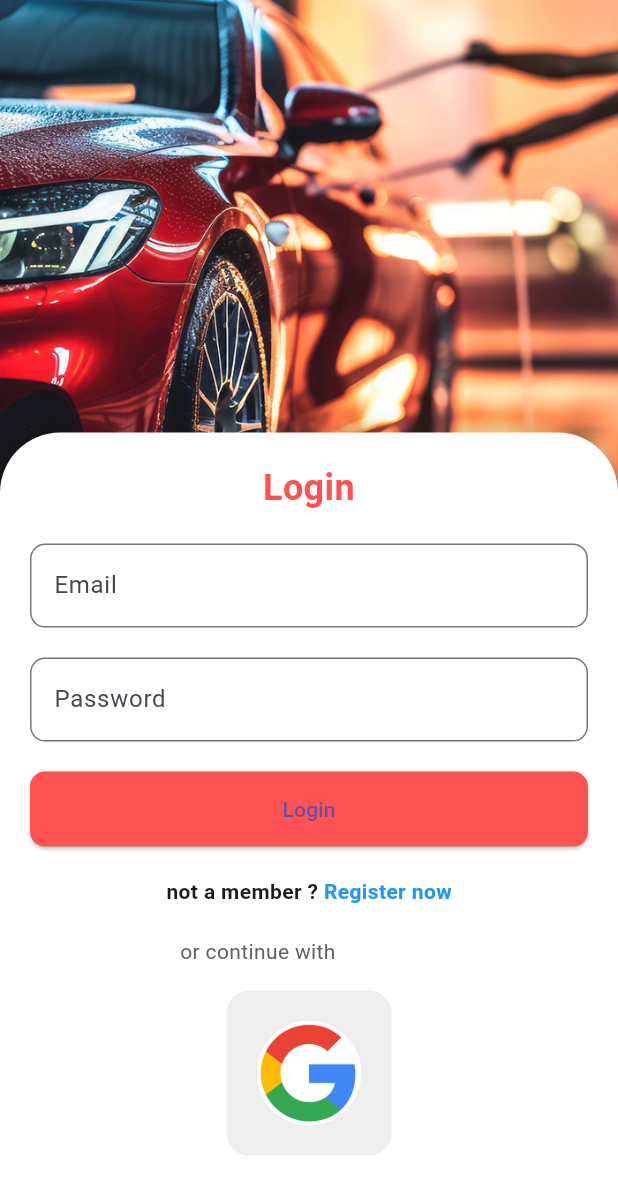
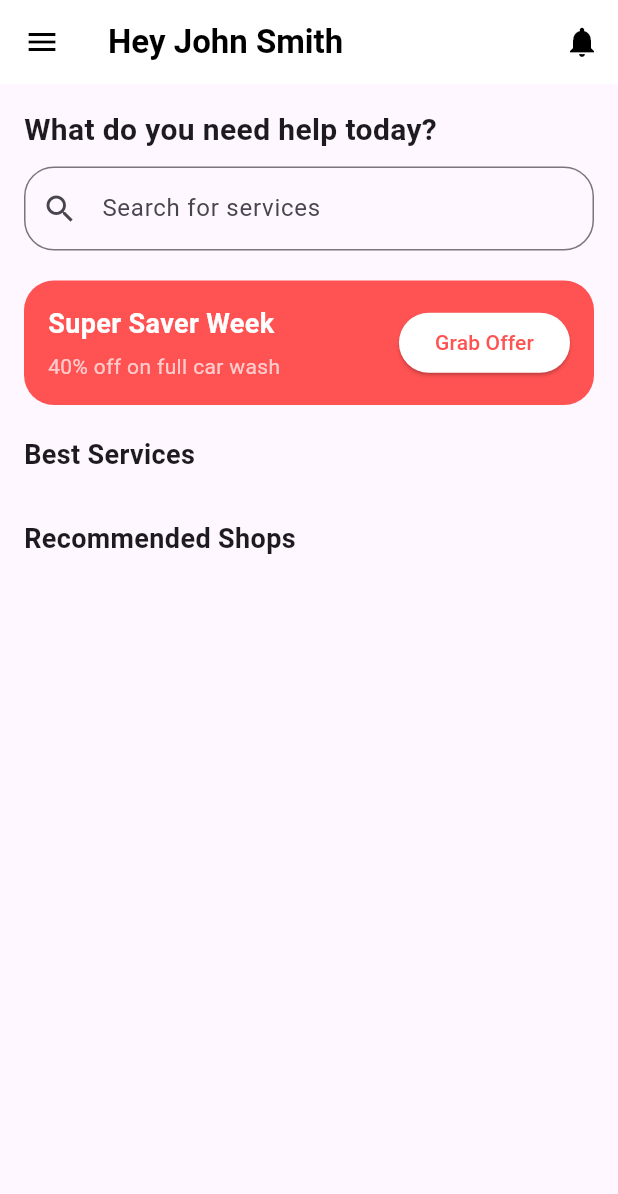
Before and after one commit to thembu/car_wash, a Flutter app: the screen it shows after launch, after a tap on "Login", on a phone screen of 412 x 824 dp. Shown: the top 1194 px of the screen. Run offline on Flutter 3.47's test engine with Material 3 defaults, Android fonts, the phone set to English and light mode, and no system bars; our stand-ins replace animated_splash_screen, image_picker.

Commit message:
skeleton for what we need

```diff
--- a/lib/main.dart
+++ b/lib/main.dart
@@ -1,6 +1,12 @@
-import 'package:car_wash/views/login_view.dart';
-import 'package:car_wash/views/register_view.dart';
+import 'package:car_wash/views/Front-End-Authentication/Registration_option.dart';
+import 'package:car_wash/views/Front-End-Authentication/car_wash_registration.dart';
+import 'package:car_wash/views/Front-End-Authentication/client_register_view.dart';
+import 'package:car_wash/views/Front-End-Authentication/login_view.dart';
+import 'package:car_wash/views/Menu/Home.dart';
+
+
 import 'package:car_wash/views/splash_view.dart';
+
 import 'package:flutter/material.dart';
 
 void main() {
@@ -20,8 +26,11 @@
 
       routes: {
 
-        '/register' : (context) => register_view(),
-        '/login ' : (context) => login_view()
+        '/registration_option' : (context) => RegistrationOption(),
+        '/client_register' : (context) => client_register_view()  ,
+        'car_wash_user' : (context) => car_wash_register_view(),
+        '/login ' : (context) => login_view(),
+        '/home' : (context) => Home()
       },
 
     );
--- a/lib/views/register_view.dart
+++ b/lib/views/Front-End-Authentication/car_wash_registration.dart
@@ -1,17 +1,17 @@
-import 'package:car_wash/views/login_view.dart';
-import 'package:car_wash/views/wave.dart';
+import 'package:car_wash/views/Front-End-Authentication/login_view.dart';
+import 'package:car_wash/views/Front-End-Authentication/wave.dart';
 import 'package:flutter/material.dart';
 import 'package:image_picker/image_picker.dart'; // Import image_picker package
 import 'dart:io'; // For using File to display the image
 
-class register_view extends StatefulWidget {
-  const register_view({super.key});
+class car_wash_register_view extends StatefulWidget {
+  const car_wash_register_view({super.key});
 
   @override
-  State<register_view> createState() => _register_viewState();
+  State<car_wash_register_view> createState() => _car_wash_register_viewState();
 }
 
-class _register_viewState extends State<register_view> {
+class _car_wash_register_viewState extends State<car_wash_register_view> {
   File? _image; // Variable to hold the picked image
   final _formKey = GlobalKey<FormState>(); // Key for the form to manage state
 
@@ -156,7 +156,7 @@
                     ElevatedButton(
                       onPressed: () {
                         if (_formKey.currentState?.validate() ?? false) {
-                         // If the form is valid, proceed with registration logic
+                          // If the form is valid, proceed with registration logic
                           Navigator.pushReplacement(context, MaterialPageRoute(builder: (context) => login_view()));
 
                         }
--- a/lib/views/login_view.dart
+++ b/lib/views/Front-End-Authentication/login_view.dart
@@ -108,7 +108,9 @@
                     ),
                     SizedBox(height: 20),
                     ElevatedButton(
-                      onPressed: _login,
+                      onPressed: () => {
+                        Navigator.pushReplacementNamed((context), '/home')
+                      },
 
                       style: ElevatedButton.styleFrom(
                         padding: EdgeInsets.symmetric(vertical: 15),
@@ -139,7 +141,7 @@
                             ),),
                           onTap: () async{
 
-                            Navigator.pushReplacementNamed((context), '/register');
+                            Navigator.pushReplacementNamed((context), '/registration_option');
 
 
                           },
--- /dev/null
+++ b/lib/views/Menu/Home.dart
@@ -0,0 +1,65 @@
+import 'package:car_wash/views/Menu/PromoCard.dart';
+import 'package:car_wash/views/Menu/RecommendedShops.dart';
+import 'package:car_wash/views/Menu/ServiceCategories.dart';
+import 'package:flutter/material.dart';
+
+class Home extends StatefulWidget {
+  const Home({super.key});
+
+  @override
+  State<Home> createState() => _HomeState();
+}
+
+class _HomeState extends State<Home> {
+  @override
+  Widget build(BuildContext context) {
+    return Scaffold(
+      appBar: AppBar(
+        backgroundColor: Colors.white,
+        elevation: 0,
+        leading: IconButton(
+          icon: const Icon(Icons.menu, color: Colors.black),
+          onPressed: () {},
+        ),
+        title: const Text('Hey John Smith',
+            style: TextStyle(color: Colors.black, fontWeight: FontWeight.bold)),
+        actions: [
+          IconButton(
+            icon: const Icon(Icons.notifications, color: Colors.black),
+            onPressed: () {},
+          ),
+        ],
+      ),
+      body: Padding(
+        padding: const EdgeInsets.all(16.0),
+        child: SingleChildScrollView(
+          child: Column(
+            crossAxisAlignment: CrossAxisAlignment.start,
+            children: [
+              const Text(
+                'What do you need help today?',
+                style: TextStyle(fontSize: 20, fontWeight: FontWeight.bold),
+              ),
+              const SizedBox(height: 10),
+              TextField(
+                decoration: InputDecoration(
+                  prefixIcon: const Icon(Icons.search),
+                  border: OutlineInputBorder(
+                    borderRadius: BorderRadius.circular(20),
+                  ),
+                  hintText: 'Search for services',
+                ),
+              ),
+              const SizedBox(height: 20),
+              const PromoCard(),
+              const SizedBox(height: 20),
+              const ServiceCategories(),
+              const SizedBox(height: 20),
+              const RecommendedShops(),
+            ],
+          ),
+        ),
+      ),
+    );
+  }
+}
--- /dev/null
+++ b/lib/views/Menu/PromoCard.dart
@@ -0,0 +1,51 @@
+import 'package:flutter/cupertino.dart';
+import 'package:flutter/material.dart';
+
+class PromoCard extends StatelessWidget {
+  const PromoCard({Key? key}) : super(key: key);
+
+  @override
+  Widget build(BuildContext context) {
+    return Container(
+      padding: const EdgeInsets.all(16),
+      decoration: BoxDecoration(
+        color: Colors.redAccent,
+        borderRadius: BorderRadius.circular(20),
+      ),
+      child: Row(
+        mainAxisAlignment: MainAxisAlignment.spaceBetween,
+        children: [
+          Column(
+            crossAxisAlignment: CrossAxisAlignment.start,
+            children: const [
+              Text(
+                'Super Saver Week',
+                style: TextStyle(
+                  color: Colors.white,
+                  fontSize: 18,
+                  fontWeight: FontWeight.bold,
+                ),
+              ),
+              SizedBox(height: 5),
+              Text(
+                '40% off on full car wash',
+                style: TextStyle(color: Colors.white70, fontSize: 14),
+              ),
+            ],
+          ),
+          ElevatedButton(
+            onPressed: () {},
+            style: ElevatedButton.styleFrom(
+              backgroundColor: Colors.white,
+              foregroundColor: Colors.redAccent,
+              shape: RoundedRectangleBorder(
+                borderRadius: BorderRadius.circular(20),
+              ),
+            ),
+            child: const Text('Grab Offer'),
+          ),
+        ],
+      ),
+    );
+  }
+}
--- /dev/null
+++ b/lib/views/Menu/RecommendedShops.dart
@@ -0,0 +1,18 @@
+import 'package:flutter/cupertino.dart';
+
+class RecommendedShops extends StatelessWidget {
+  const RecommendedShops({Key? key}) : super(key: key);
+
+  @override
+  Widget build(BuildContext context) {
+    return Column(
+      crossAxisAlignment: CrossAxisAlignment.start,
+      children: const [
+        Text('Recommended Shops',
+            style: TextStyle(fontSize: 18, fontWeight: FontWeight.bold)),
+        SizedBox(height: 10),
+        // Add list of shop cards here
+      ],
+    );
+  }
+}
--- /dev/null
+++ b/lib/views/Menu/ServiceCategories.dart
@@ -0,0 +1,18 @@
+import 'package:flutter/cupertino.dart';
+
+class ServiceCategories extends StatelessWidget {
+  const ServiceCategories({Key? key}) : super(key: key);
+
+  @override
+  Widget build(BuildContext context) {
+    return Column(
+      crossAxisAlignment: CrossAxisAlignment.start,
+      children: const [
+        Text('Best Services',
+            style: TextStyle(fontSize: 18, fontWeight: FontWeight.bold)),
+        SizedBox(height: 10),
+        // Add list of service icons and descriptions here
+      ],
+    );
+  }
+}
--- a/lib/views/splash_view.dart
+++ b/lib/views/splash_view.dart
@@ -1,8 +1,6 @@
 import 'package:animated_splash_screen/animated_splash_screen.dart';
-import 'package:car_wash/views/login_view.dart';
+import 'package:car_wash/views/Front-End-Authentication/login_view.dart';
 import 'package:flutter/material.dart';
-
-
 
 class Splash_Screen extends StatefulWidget {
   const Splash_Screen({super.key});
@@ -14,7 +12,7 @@
 class _Splash_ScreenState extends State<Splash_Screen> {
 
   void _navigatetohome() async {
-    await  Future.delayed(Duration(milliseconds: 2000), () {});
+    await  Future.delayed(Duration(milliseconds: 1000), () {});
     Navigator.pushReplacement(context, MaterialPageRoute(builder: (context) => login_view()));
   }
 
```
Also changed, not shown: lib/views/Front-End-Authentication/Registration_option.dart (added, +63 -0 lines), lib/views/Front-End-Authentication/client_register_view.dart (added, +175 -0 lines), assets/car_wash.png (added), assets/student.png (added), lib/views/Front-End-Authentication/wave.dart (renamed from lib/views/wave.dart).
